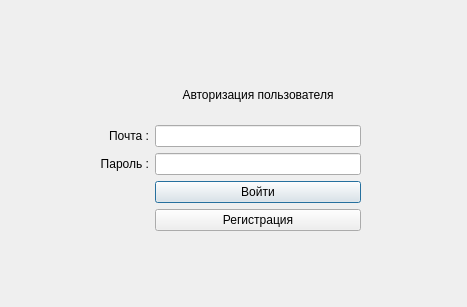
Old version of the form DMCF/auth_window.ui in the repository SACRED448/Group_Project-UP-.
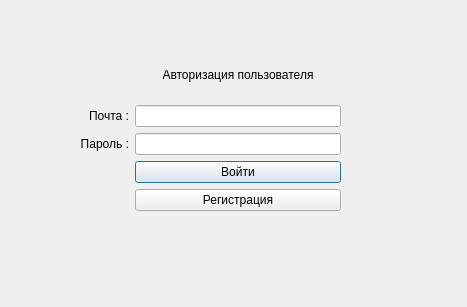
New version of the form.

Diff of the .ui file:
```diff
--- a/DMCF/auth_window.ui
+++ b/DMCF/auth_window.ui
@@ -16,8 +16,8 @@
   <widget class="QWidget" name="gridLayoutWidget">
    <property name="geometry">
     <rect>
-     <x>100</x>
-     <y>70</y>
+     <x>80</x>
+     <y>50</y>
      <width>261</width>
      <height>161</height>
     </rect>
```
